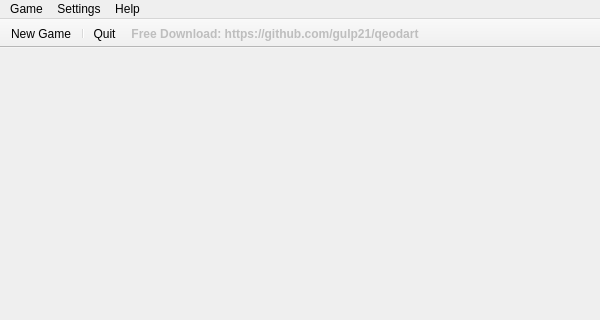
The window that ui/mainWindow.ui (gulp21/QeoDart) describes before a commit, drawn with Qt 5; both pictures show x 0 to 600 and y 0 to 320 of the 600 by 500 pixel window.
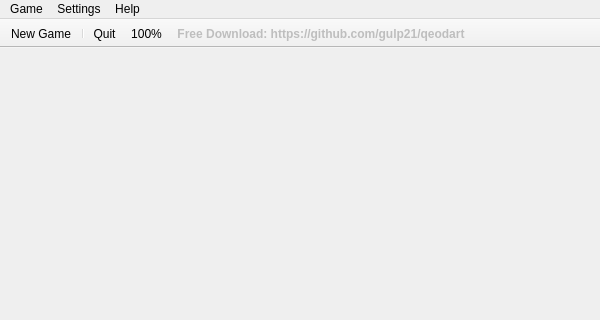
The same window after the commit.

The edit to the form file:
```diff
--- a/ui/mainWindow.ui
+++ b/ui/mainWindow.ui
@@ -213,6 +213,7 @@
    <addaction name="actionNew_Game"/>
    <addaction name="separator"/>
    <addaction name="actionQuit"/>
+   <addaction name="action100"/>
    <addaction name="actionAd"/>
   </widget>
   <action name="actionNew_Game">
@@ -274,6 +275,11 @@
     </font>
    </property>
   </action>
+  <action name="action100">
+   <property name="text">
+    <string>100%</string>
+   </property>
+  </action>
  </widget>
  <resources/>
  <connections/>
```
Left out of the diff: 10 changed lines with no effect on the pictures.
